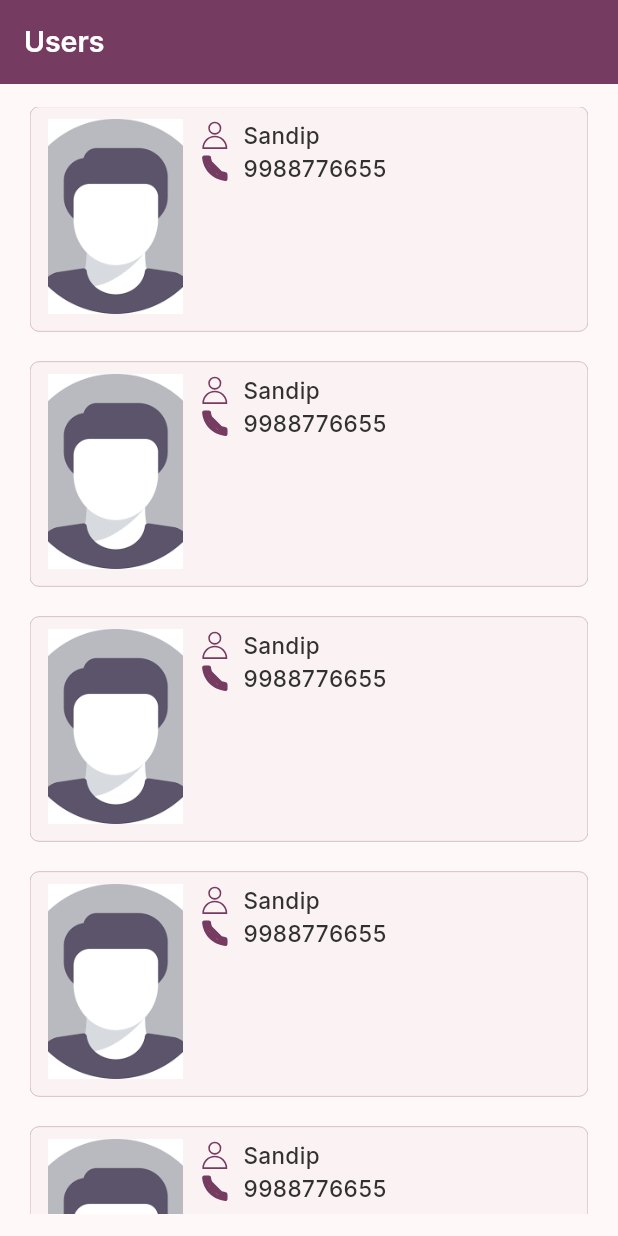
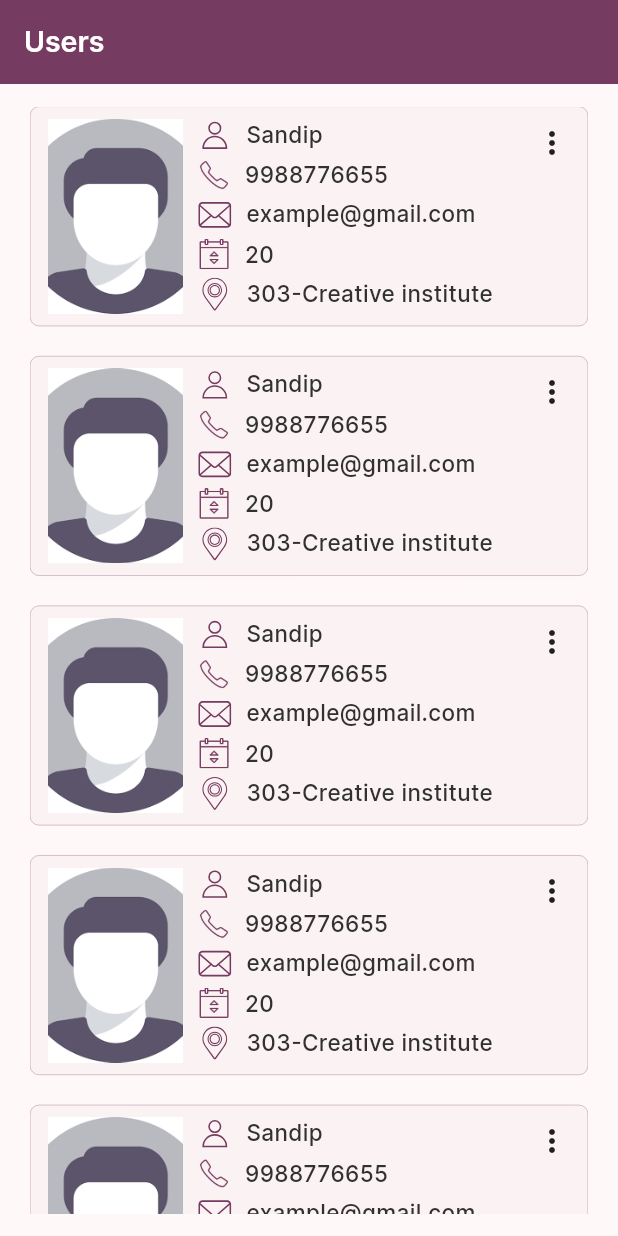
Before and after one commit to Kapil0078/FlutterAPIProject, a Flutter app: the screen it shows after launch, on a phone screen of 412 x 824 dp. Run offline on Flutter 3.47's test engine with Material 2 defaults, Android fonts, the phone set to English and light mode, and no system bars; our stand-ins replace flutter_svg.

Commit message:
UI Read portion

```diff
--- a/lib/screens/Home/home_page.dart
+++ b/lib/screens/Home/home_page.dart
@@ -3,36 +3,10 @@ import 'package:flutter_api_project/color_constatnt.dart';
 import 'package:flutter_api_project/helper_function/my_text_style.dart';
 import 'package:flutter_svg/flutter_svg.dart';
 
+import '../../widgets/custom_icon.dart';
+
 class HomePage extends StatelessWidget {
   const HomePage({super.key});
-
-  Widget iconTitle({
-    required String svgPath,
-    required String text,
-  }) {
-    return Row(
-      crossAxisAlignment: CrossAxisAlignment.center,
-      children: [
-        SvgPicture.asset(
-          svgPath,
-          width: 22,
-          height: 22,
-          colorFilter: const ColorFilter.mode(
-            appPrimary,
-            BlendMode.srcIn,
-          ),
-        ),
-        const SizedBox(width: 8),
-        Text(
-          text,
-          style: MyTextStyle.medium.copyWith(
-            color: black,
-            fontSize: 15,
-          ),
-        ),
-      ],
-    );
-  }
 
   @override
   Widget build(BuildContext context) {
@@ -48,11 +22,10 @@ class HomePage extends StatelessWidget {
         child: ListView.builder(
           itemCount: 5,
           itemBuilder: (context, index) {
-            return InkWell(
-              onTap: () {},
-              child: Container(
-                margin: EdgeInsets.only(bottom: 20),
-                height: 150,
+            return Stack(
+              children: [
+                Container(
+                  margin: const EdgeInsets.only(bottom: 20),
                   decoration: BoxDecoration(
                     color: background,
                     border: Border.all(
@@ -78,23 +51,85 @@ class HomePage extends StatelessWidget {
                           ),
                         ),
                         const SizedBox(width: 10),
-                      Column(
+                        Flexible(
+                          child: Column(
                             crossAxisAlignment: CrossAxisAlignment.start,
                             children: [
-                          iconTitle(
+                              const CustomIcon(
                                 svgPath: "assets/icons/person.svg",
                                 text: "Sandip",
                               ),
-                          iconTitle(
-                            svgPath: "assets/icons/Phone2.svg",
+                              const SizedBox(height: 5),
+                              CustomIcon(
                                 text: "9988776655",
+                                svg: Image.asset(
+                                  "assets/images/callPng.png",
+                                  width: 21,
+                                  height: 21,
+                                  color: appPrimary,
+                                ),
+                              ),
+                              const SizedBox(height: 5),
+                              const CustomIcon(
+                                text: "example@gmail.com",
+                                svgPath: "assets/icons/email.svg",
+                              ),
+                              const SizedBox(height: 5),
+                              CustomIcon(
+                                text: "20",
+                                svg: Image.asset(
+                                  "assets/images/age.png",
+                                  width: 21,
+                                  height: 21,
+                                  color: appPrimary,
+                                ),
+                              ),
+                              const SizedBox(height: 5),
+                              const CustomIcon(
+                                text: "303-Creative institute",
+                                svgPath: "assets/icons/location.svg",
                               ),
                             ],
+                          ),
                         ),
                       ],
                     ),
                   ),
                 ),
+                Positioned(
+                  right: 0,
+                  top: 0,
+                  child: PopupMenuButton(
+                    constraints: const BoxConstraints(
+                      maxWidth: 125,
+                      // maxHeight: 120,
+                    ),
+                    padding: EdgeInsets.zero,
+                    tooltip: "Update-Delete",
+                    offset: const Offset(-15, 45),
+                    elevation: 1.5,
+                    itemBuilder: (context) {
+                      return [
+                        const PopupMenuItem(
+                          child: CustomBtn(
+                            svgPath: "assets/icons/edit2.svg",
+                            text: "Update",
+                          ),
+                        ),
+                        const PopupMenuItem(
+                          child: CustomBtn(
+                            svgPath: "assets/icons/delete.svg",
+                            text: "Delete",
+                            svgHeight: 22,
+                            svgWidth: 22,
+                            color: Colors.redAccent,
+                          ),
+                        ),
+                      ];
+                    },
+                  ),
+                ),
+              ],
             );
           },
         ),
@@ -102,3 +137,43 @@ class HomePage extends StatelessWidget {
     );
   }
 }
+
+class CustomBtn extends StatelessWidget {
+  final String text, svgPath;
+  final double svgWidth, svgHeight;
+  final Color color;
+  const CustomBtn({
+    super.key,
+    required this.text,
+    required this.svgPath,
+    this.svgHeight = 20,
+    this.svgWidth = 20,
+    this.color = black,
+  });
+
+  @override
+  Widget build(BuildContext context) {
+    return Row(
+      mainAxisSize: MainAxisSize.min,
+      children: [
+        SvgPicture.asset(
+          svgPath,
+          width: svgWidth,
+          height: svgHeight,
+          colorFilter: ColorFilter.mode(
+            color,
+            BlendMode.srcIn,
+          ),
+        ),
+        const SizedBox(width: 5),
+        Text(
+          text,
+          style: MyTextStyle.medium.copyWith(
+            fontSize: 14.5,
+            color: color,
+          ),
+        ),
+      ],
+    );
+  }
+}
--- /dev/null
+++ b/lib/widgets/custom_icon.dart
@@ -0,0 +1,52 @@
+import 'package:flutter/material.dart';
+import 'package:flutter_svg/svg.dart';
+
+import '../color_constatnt.dart';
+import '../helper_function/my_text_style.dart';
+
+
+class CustomIcon extends StatelessWidget {
+  final String? svgPath;
+  final String text;
+  final Widget? svg;
+  const CustomIcon({
+    super.key,
+    this.svgPath,
+    required this.text,
+    this.svg,
+  });
+
+  @override
+  Widget build(BuildContext context) {
+    return Row(
+      crossAxisAlignment: CrossAxisAlignment.start,
+      mainAxisSize: MainAxisSize.min,
+      children: [
+        SizedBox(
+          child: svgPath != null
+              ? SvgPicture.asset(
+                  svgPath!,
+                  width: 22,
+                  height: 22,
+                  colorFilter: const ColorFilter.mode(
+                    appPrimary,
+                    BlendMode.srcIn,
+                  ),
+                )
+              : svg ?? const SizedBox.shrink(),
+        ),
+        const SizedBox(width: 10),
+        Flexible(
+          child: Text(
+            text,
+            style: MyTextStyle.medium.copyWith(
+              color: black,
+              fontSize: 15,
+            ),
+            overflow: TextOverflow.visible,
+          ),
+        ),
+      ],
+    );
+  }
+}
```
Also changed, not shown: assets/images/age.png (added), assets/images/callPng.png (added), assets/images/person.jpg (added). Lines whose indentation alone changed are shown as unchanged.
